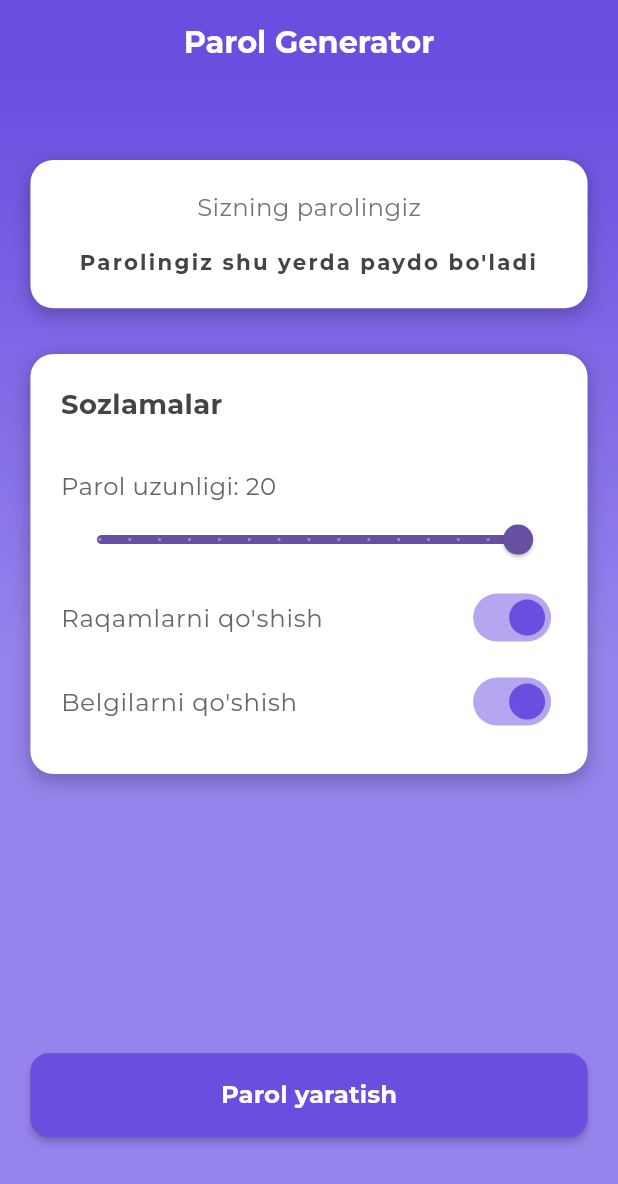
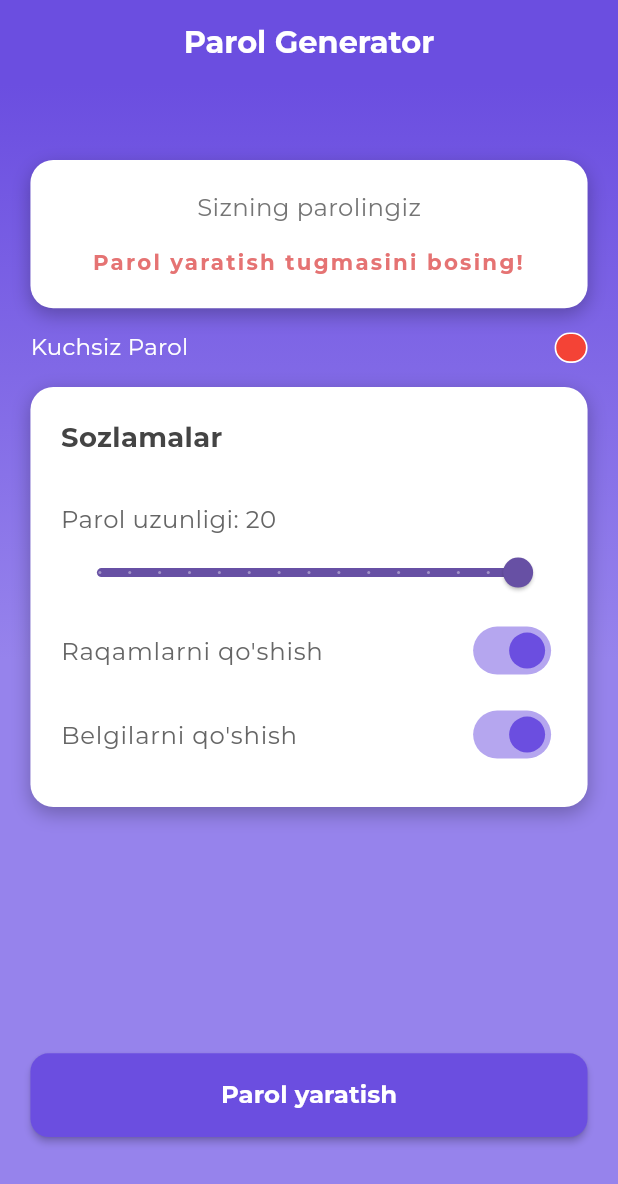
Before and after one commit to samandarsharifjonov/password-generator-app, a Flutter app: the screen it shows after launch, on a phone screen of 412 x 824 dp. Shown: the top 1184 px of the screen. Run offline on Flutter 3.47's test engine with Material 3 defaults, Android fonts, the phone set to English and light mode, and no system bars; our stand-ins replace equatable, flutter_bloc, flutter_screenutil; project files that could hold a hidden picture were left out.

Commit message:
Added password strength evaluation function

```diff
--- a/lib/bloc/password_bloc.dart
+++ b/lib/bloc/password_bloc.dart
@@ -10,7 +10,8 @@ class PasswordBloc extends Bloc<PasswordEvent, PasswordState> {
 
   void _onGeneratePassword(GeneratePassword event, Emitter<PasswordState> emit) {
     final password = _generatePassword(event.length, event.includeNumbers, event.includeSpecialChars);
-    emit(state.copyWith(password: password, copied: false));
+    final strength = _evaluatePasswordStrength(password);
+    emit(state.copyWith(password: password, copied: false, strength: strength));
   }
 
   String _generatePassword(int length, bool includeNumbers, bool includeSpecialChars) {
@@ -24,4 +25,29 @@ class PasswordBloc extends Bloc<PasswordEvent, PasswordState> {
 
     return List.generate(length, (index) => chars[Random().nextInt(chars.length)]).join();
   }
+  PasswordStrength _evaluatePasswordStrength(String password) {
+    bool hasLetters = password.contains(RegExp(r'[a-zA-Z]'));
+    bool hasNumbers = password.contains(RegExp(r'\d'));
+    bool hasSpecial = password.contains(RegExp(r'[!@#\$%^&*(),.?":{}|<>]'));
+
+    if (password.length <= 6) {
+      return PasswordStrength.weak;
+    }
+
+    if (password.length >= 12 && hasLetters && hasNumbers && hasSpecial) {
+      return PasswordStrength.veryStrong;
+    }
+
+    if (password.length >= 10 && hasLetters && hasNumbers) {
+      return PasswordStrength.strong;
+    }
+
+    if (password.length >= 8 && (hasLetters || hasNumbers)) {
+      return PasswordStrength.medium;
+    }
+
+    return PasswordStrength.weak;
+  }
+
+
 }
--- a/lib/bloc/password_state.dart
+++ b/lib/bloc/password_state.dart
@@ -1,18 +1,22 @@
 import 'package:equatable/equatable.dart';
+
+enum PasswordStrength { weak, medium, strong, veryStrong }
 
 class PasswordState extends Equatable {
   final String password;
   final bool copied;
+  final PasswordStrength strength;
 
-  const PasswordState({this.password = "", this.copied = false});
+  const PasswordState({this.password = "", this.copied = false, this.strength = PasswordStrength.weak});
 
-  PasswordState copyWith({String? password, bool? copied}) {
+  PasswordState copyWith({String? password, bool? copied, PasswordStrength? strength}) {
     return PasswordState(
       password: password ?? this.password,
       copied: copied ?? this.copied,
+      strength: strength ?? this.strength,
     );
   }
 
   @override
-  List<Object> get props => [password, copied];
+  List<Object> get props => [password, copied, strength];
 }
--- a/lib/screens/pages/password_screen.dart
+++ b/lib/screens/pages/password_screen.dart
@@ -1,9 +1,13 @@
 import 'package:flutter/material.dart';
+import 'package:flutter_bloc/flutter_bloc.dart';
 import 'package:flutter_screenutil/flutter_screenutil.dart';
+import 'package:passwordgenerate/bloc/password_bloc.dart';
 import 'package:passwordgenerate/screens/widgets/password_display_card.dart';
 import 'package:passwordgenerate/screens/widgets/buttons.dart';
 import 'package:passwordgenerate/screens/widgets/settings_card.dart';
 import 'package:flutter/services.dart';
+
+import '../../bloc/password_state.dart';
 
 class HomeScreen extends StatefulWidget {
   const HomeScreen({super.key});
@@ -16,6 +20,19 @@ class _HomeScreenState extends State<HomeScreen> {
   int passwordLength = 20;
   bool includeNumbers = true;
   bool includeSpecialChars = true;
+
+  Color _getStrengthColor(PasswordStrength strength) {
+    switch (strength) {
+      case PasswordStrength.weak:
+        return Colors.red;
+      case PasswordStrength.medium:
+        return Colors.orange;
+      case PasswordStrength.strong:
+        return Colors.green;
+      case PasswordStrength.veryStrong:
+        return Colors.blue;
+    }
+  }
 
   @override
   Widget build(BuildContext context) {
@@ -53,9 +70,44 @@ class _HomeScreenState extends State<HomeScreen> {
               ),
               // Password display card
               PasswordDisplayCard(),
+              SizedBox(
+                height: 15.h,
+              ),
+              BlocBuilder<PasswordBloc, PasswordState>(
+                builder: (context, state) {
+                  return Row(
+                    mainAxisAlignment: MainAxisAlignment.spaceBetween,
+                    children: [
+                      Text(
+                        state.strength == PasswordStrength.weak
+                            ? "Kuchsiz Parol"
+                            : state.strength == PasswordStrength.medium
+                                ? "O'rtacha parol"
+                                : state.strength == PasswordStrength.strong
+                                    ? "Kuchli parol"
+                                    : "O'ta kuchli parol",
+                        style: TextStyle(color: Colors.white, fontSize: 15.sp),
+                      ),
+                      Container(
+                        height: 20.h,
+                        width: 20.w,
+                        decoration: BoxDecoration(
+                            color: _getStrengthColor(state.strength),
+                            borderRadius: BorderRadius.circular(100.r),
+                          border: Border.all(
+                            width: 1.w,
+                            color: Colors.white,
+                          )
+
+                        ),
+                      )
+                    ],
+                  );
+                },
+              ),
 
               SizedBox(
-                height: 30.h,
+                height: 15.h,
               ),
               // Settings card
               SettingsCard(
@@ -76,7 +128,11 @@ class _HomeScreenState extends State<HomeScreen> {
                   setState(() {
                     includeSpecialChars = value;
                   });
-                  },),
+                },
+              ),
+              SizedBox(
+                height: 20.h,
+              ),
 
               Spacer(),
               // Buttons
@@ -84,6 +140,7 @@ class _HomeScreenState extends State<HomeScreen> {
                   passwordLength: passwordLength,
                   includeNumbers: includeNumbers,
                   includeSpecialChars: includeSpecialChars),
+
               SizedBox(
                 height: 30.h,
               ),
--- a/lib/screens/widgets/password_display_card.dart
+++ b/lib/screens/widgets/password_display_card.dart
@@ -8,9 +8,26 @@ import '../../bloc/password_state.dart';
 class PasswordDisplayCard extends StatelessWidget {
   const PasswordDisplayCard({super.key});
 
+  Color _getStrengthColor(PasswordStrength strength) {
+    switch (strength) {
+      case PasswordStrength.weak:
+        return Colors.red.shade300;
+      case PasswordStrength.medium:
+        return Colors.orange.shade300;
+      case PasswordStrength.strong:
+        return Colors.green.shade300;
+      case PasswordStrength.veryStrong:
+        return Colors.blue.shade300;
+    }
+  }
+
+
+
   @override
   Widget build(BuildContext context) {
-    return  Container(
+    return BlocBuilder<PasswordBloc, PasswordState>(
+      builder: (context, state) {
+        return Container(
           width: double.infinity,
           padding: EdgeInsets.all(20.r),
           decoration: BoxDecoration(
@@ -40,12 +57,12 @@ class PasswordDisplayCard extends StatelessWidget {
                   ),
                   Text(
                     state.password.isEmpty
-                    ? "Parolingiz shu yerda paydo bo'ladi"
+                        ? "Parol yaratish tugmasini bosing!"
                         : state.password,
                     style: TextStyle(
                       fontSize: state.password.isEmpty ? 14.sp : 18.sp,
                       fontWeight: FontWeight.bold,
-                  color: Color(0xFF444444),
+                      color: _getStrengthColor(state.strength),//Color(0xFF444444),
                       letterSpacing: 1.5,
                     ),
                     textAlign: TextAlign.center,
@@ -55,5 +72,7 @@ class PasswordDisplayCard extends StatelessWidget {
             },
           ),
         );
+      },
+    );
   }
 }
```
Also changed, not shown: lib/bloc/password_event.dart (line endings or trailing spaces). Lines whose indentation alone changed are shown as unchanged.
